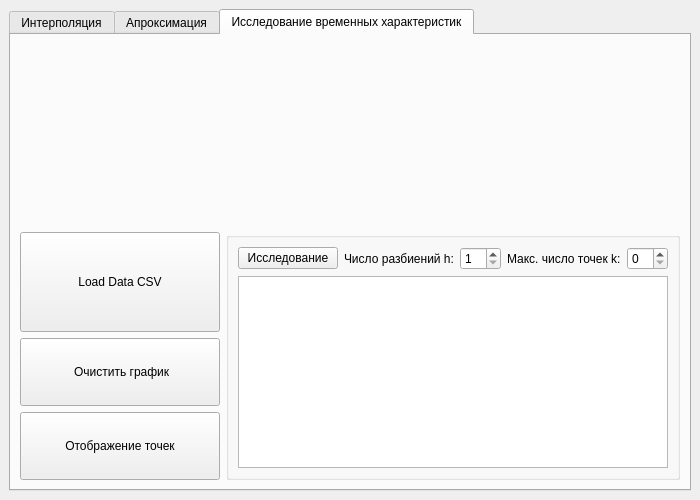
This is src/algo_trading/views/mainwindow.ui in sbevza/A8_Algorithmic_trading as Qt 5 draws it before an edit. The edited form follows.
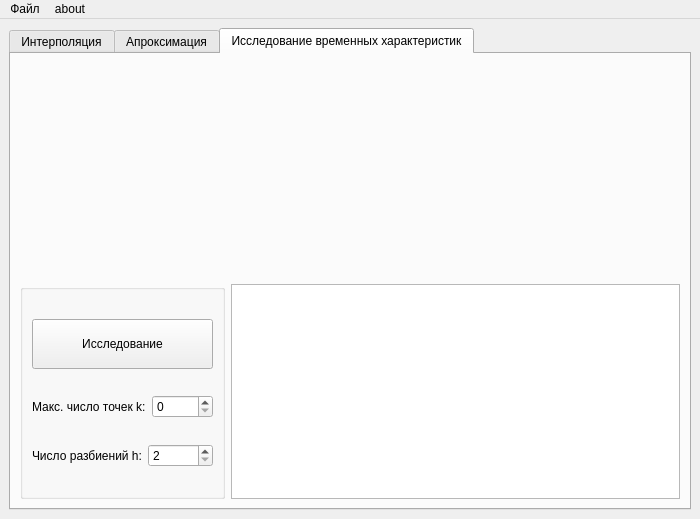
This is the edited form. The open tabs and pages were chosen to show the change. Custom widgets are drawn as their Qt base class.

```diff
--- a/src/algo_trading/views/mainwindow.ui
+++ b/src/algo_trading/views/mainwindow.ui
@@ -618,163 +618,75 @@
           </item>
          </layout>
         </item>
-        <item row="1" column="0">
-         <layout class="QHBoxLayout" name="horizontalLayout_54">
+        <item row="2" column="0">
+         <layout class="QHBoxLayout" name="horizontalLayout_10">
           <item>
-           <layout class="QVBoxLayout" name="verticalLayout_35">
-            <item>
-             <widget class="QPushButton" name="btn_load_data_csv_stats">
-              <property name="sizePolicy">
-               <sizepolicy hsizetype="Minimum" vsizetype="Minimum">
-                <horstretch>0</horstretch>
-                <verstretch>0</verstretch>
-               </sizepolicy>
-              </property>
-              <property name="minimumSize">
-               <size>
-                <width>100</width>
-                <height>100</height>
-               </size>
-              </property>
-              <property name="maximumSize">
-               <size>
-                <width>300</width>
-                <height>16777215</height>
-               </size>
-              </property>
-              <property name="text">
-               <string>Load Data CSV</string>
-              </property>
-             </widget>
-            </item>
-            <item>
-             <widget class="QPushButton" name="btn_clear_stats">
-              <property name="sizePolicy">
-               <sizepolicy hsizetype="Minimum" vsizetype="Minimum">
-                <horstretch>0</horstretch>
-                <verstretch>0</verstretch>
-               </sizepolicy>
-              </property>
-              <property name="minimumSize">
-               <size>
-                <width>100</width>
-                <height>0</height>
-               </size>
-              </property>
-              <property name="maximumSize">
-               <size>
-                <width>300</width>
-                <height>16777215</height>
-               </size>
-              </property>
-              <property name="text">
-               <string> Очистить график</string>
-              </property>
-             </widget>
-            </item>
-            <item>
-             <widget class="QPushButton" name="btn_show_stats_points">
-              <property name="sizePolicy">
-               <sizepolicy hsizetype="Minimum" vsizetype="Minimum">
-                <horstretch>0</horstretch>
-                <verstretch>0</verstretch>
-               </sizepolicy>
-              </property>
-              <property name="minimumSize">
-               <size>
-                <width>200</width>
-                <height>0</height>
-               </size>
-              </property>
-              <property name="maximumSize">
-               <size>
-                <width>300</width>
-                <height>16777215</height>
-               </size>
-              </property>
-              <property name="text">
-               <string>Отображение точек</string>
-              </property>
-             </widget>
-            </item>
-           </layout>
+           <widget class="QGroupBox" name="verticalGroupBox_2">
+            <layout class="QVBoxLayout" name="verticalLayout_6">
+             <item>
+              <widget class="QPushButton" name="btn_run_timing_study">
+               <property name="minimumSize">
+                <size>
+                 <width>100</width>
+                 <height>50</height>
+                </size>
+               </property>
+               <property name="text">
+                <string>Исследование</string>
+               </property>
+              </widget>
+             </item>
+             <item>
+              <layout class="QHBoxLayout" name="horizontalLayout_58">
+               <item>
+                <widget class="QLabel" name="lbl_stats_max_points_label">
+                 <property name="text">
+                  <string>Макс. число точек k:</string>
+                 </property>
+                </widget>
+               </item>
+               <item>
+                <widget class="QSpinBox" name="spin_stats_max_points">
+                 <property name="maximum">
+                  <number>99000</number>
+                 </property>
+                </widget>
+               </item>
+              </layout>
+             </item>
+             <item>
+              <layout class="QHBoxLayout" name="horizontalLayout_59">
+               <item>
+                <widget class="QLabel" name="lbl_stats_partitions_label">
+                 <property name="text">
+                  <string>Число разбиений h:</string>
+                 </property>
+                </widget>
+               </item>
+               <item>
+                <widget class="QSpinBox" name="spin_stats_partitions">
+                 <property name="minimum">
+                  <number>2</number>
+                 </property>
+                 <property name="maximum">
+                  <number>99</number>
+                 </property>
+                </widget>
+               </item>
+              </layout>
+             </item>
+            </layout>
+           </widget>
           </item>
           <item>
-           <layout class="QVBoxLayout" name="verticalLayout_36">
-            <item>
-             <layout class="QHBoxLayout" name="horizontalLayout_57">
-              <item>
-               <widget class="QGroupBox" name="verticalGroupBox_spline_11">
-                <layout class="QVBoxLayout" name="verticalLayout_spline_11">
-                 <item>
-                  <layout class="QHBoxLayout" name="horizontalLayout_60">
-                   <item>
-                    <widget class="QPushButton" name="btn_run_timing_study">
-                     <property name="minimumSize">
-                      <size>
-                       <width>100</width>
-                       <height>0</height>
-                      </size>
-                     </property>
-                     <property name="text">
-                      <string>Исследование</string>
-                     </property>
-                    </widget>
-                   </item>
-                   <item>
-                    <layout class="QHBoxLayout" name="horizontalLayout_59">
-                     <item>
-                      <widget class="QLabel" name="lbl_stats_partitions_label">
-                       <property name="text">
-                        <string>Число разбиений h:</string>
-                       </property>
-                      </widget>
-                     </item>
-                     <item>
-                      <widget class="QSpinBox" name="spin_stats_partitions">
-                       <property name="minimum">
-                        <number>1</number>
-                       </property>
-                      </widget>
-                     </item>
-                    </layout>
-                   </item>
-                   <item>
-                    <layout class="QHBoxLayout" name="horizontalLayout_58">
-                     <item>
-                      <widget class="QLabel" name="lbl_stats_max_points_label">
-                       <property name="text">
-                        <string>Макс. число точек k:</string>
-                       </property>
-                      </widget>
-                     </item>
-                     <item>
-                      <widget class="QSpinBox" name="spin_stats_max_points"/>
-                     </item>
-                    </layout>
-                   </item>
-                  </layout>
-                 </item>
-                 <item>
-                  <layout class="QHBoxLayout" name="horizontalLayout_42">
-                   <item>
-                    <widget class="QTableWidget" name="table_timing_results">
-                     <property name="minimumSize">
-                      <size>
-                       <width>0</width>
-                       <height>50</height>
-                      </size>
-                     </property>
-                    </widget>
-                   </item>
-                  </layout>
-                 </item>
-                </layout>
-               </widget>
-              </item>
-             </layout>
-            </item>
-           </layout>
+           <widget class="QTableWidget" name="table_timing_results">
+            <property name="minimumSize">
+             <size>
+              <width>0</width>
+              <height>50</height>
+             </size>
+            </property>
+           </widget>
           </item>
          </layout>
         </item>
@@ -784,6 +696,34 @@
     </item>
    </layout>
   </widget>
+  <widget class="QMenuBar" name="menuBar">
+   <property name="geometry">
+    <rect>
+     <x>0</x>
+     <y>0</y>
+     <width>700</width>
+     <height>17</height>
+    </rect>
+   </property>
+   <widget class="QMenu" name="menu">
+    <property name="title">
+     <string>Файл</string>
+    </property>
+    <addaction name="action_CSV"/>
+   </widget>
+   <widget class="QMenu" name="menuabout">
+    <property name="title">
+     <string>about</string>
+    </property>
+   </widget>
+   <addaction name="menu"/>
+   <addaction name="menuabout"/>
+  </widget>
+  <action name="action_CSV">
+   <property name="text">
+    <string>Загрузить CSV файл</string>
+   </property>
+  </action>
  </widget>
  <customwidgets>
   <customwidget>
```
Left out of the diff: 404 changed lines with no effect on the pictures.
